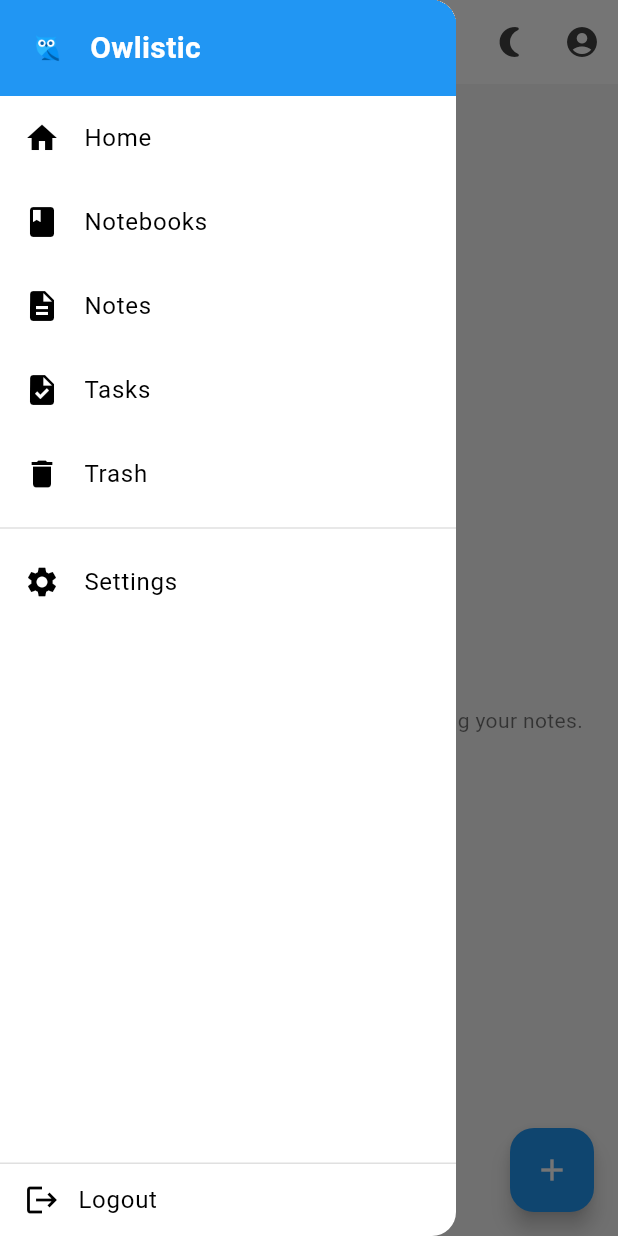
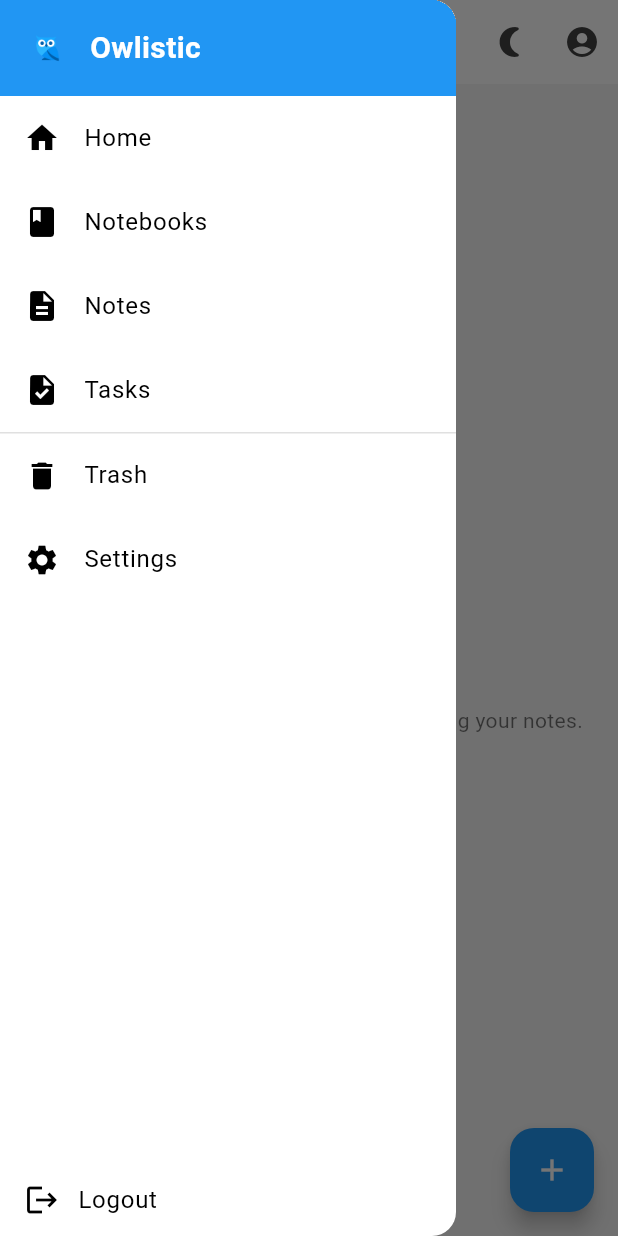
Before and after one commit to owlistic-notes/owlistic, a Flutter app: the NotebooksScreen screen opened by its route, with the side drawer open, on a phone screen of 412 x 824 dp. Run offline on Flutter 3.47's test engine with Material 3 defaults, Android fonts, the phone set to English and light mode, and no system bars; our stand-ins replace file_picker, flutter_secure_storage, go_router, ionicons, nested, share_plus and 1 more; missing offline and left inert: follow_the_leader, overlord, super_editor, super_editor_markdown; accounts and stored records are empty.

Commit message:
Update sidebar items spacing (+ remove dividers)

```diff
--- a/src/frontend/lib/widgets/app_drawer.dart
+++ b/src/frontend/lib/widgets/app_drawer.dart
@@ -13,7 +13,6 @@ class SidebarDrawer extends StatelessWidget {
     return Drawer(
       child: Column(
         children: [
-          // Smaller drawer header with app logo - using transparent logo
           Container(
             padding: const EdgeInsets.symmetric(vertical: 16, horizontal: 16),
             decoration: BoxDecoration(
@@ -35,7 +34,6 @@ class SidebarDrawer extends StatelessWidget {
               ],
             ),
           ),
-          // Drawer items
           ListTile(
             leading: const Icon(Icons.home),
             title: const Text('Home'),
@@ -68,6 +66,7 @@ class SidebarDrawer extends StatelessWidget {
               GoRouter.of(context).go('/tasks');
             },
           ),
+          const Divider(height: 1),
           ListTile(
             leading: const Icon(Icons.delete),
             title: const Text('Trash'),
@@ -76,7 +75,6 @@ class SidebarDrawer extends StatelessWidget {
               GoRouter.of(context).go('/trash');
             },
           ),
-          const Divider(),
           ListTile(
             leading: const Icon(Icons.settings),
             title: const Text('Settings'),
@@ -86,8 +84,6 @@ class SidebarDrawer extends StatelessWidget {
             },
           ),
           const Spacer(),
-          // Compact logout section
-          const Divider(height: 1),
           ListTile(
             visualDensity: VisualDensity.compact,
             leading: const Icon(Icons.logout),
```
